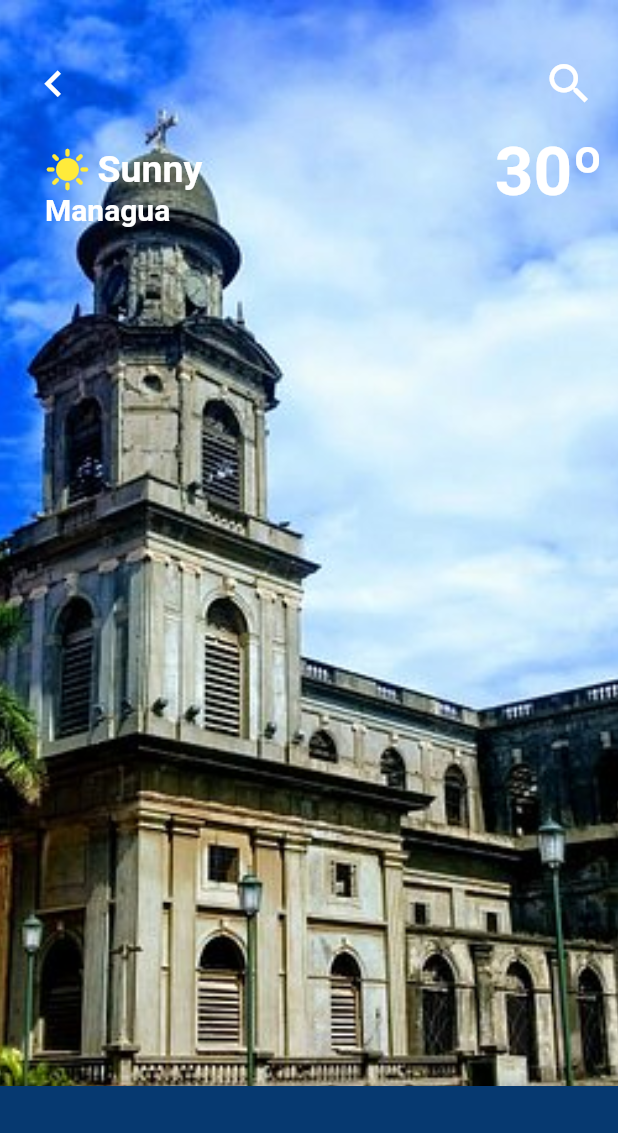
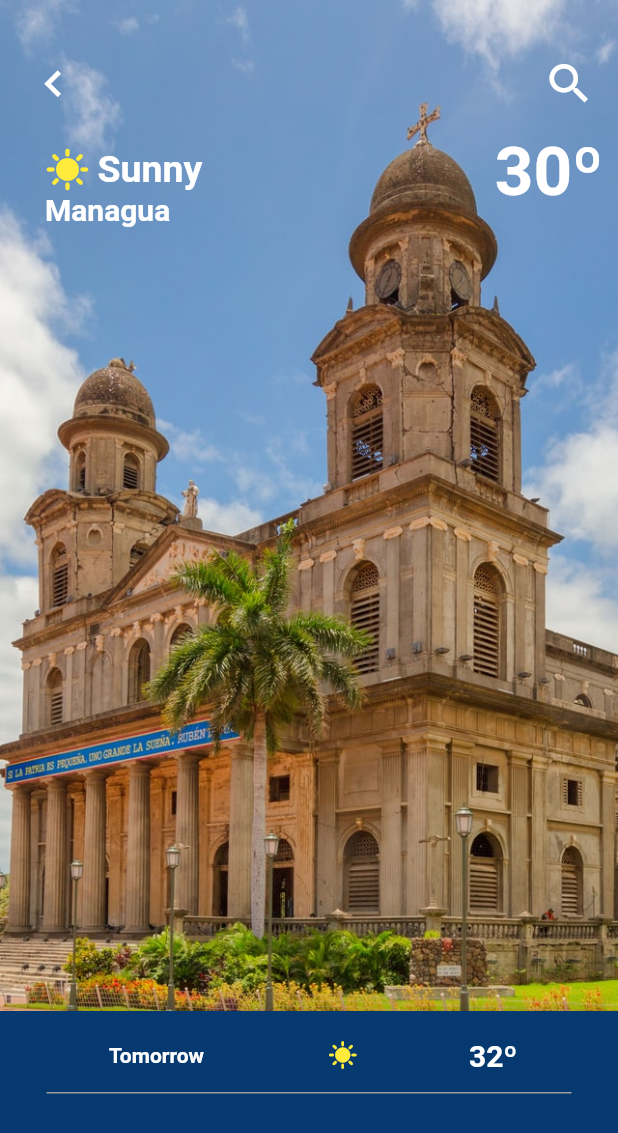
Before and after one commit to BrunoMazzocchi/weather_app, a Flutter app: the CityData screen opened directly, on a phone screen of 412 x 824 dp. Shown: the top 1133 px of the screen. Run offline on Flutter 3.47's test engine with Material 2 defaults, Android fonts, the phone set to English and light mode, and no system bars; drawn by our look-alikes of sliding_up_panel.

Commit message:
City data UI

```diff
--- a/lib/views/city_data.dart
+++ b/lib/views/city_data.dart
@@ -14,21 +14,85 @@ class CityData extends StatelessWidget {
 
     return Scaffold(
       body: SlidingUpPanel(
-
+        minHeight: 150,
+        maxHeight: 350,
         collapsed: Container(
-          decoration:const  BoxDecoration(
-            borderRadius:  BorderRadius.only(
+          decoration: const BoxDecoration(
+            borderRadius: BorderRadius.only(
               topLeft: Radius.circular(10),
               topRight: Radius.circular(10),
-
             ),
           ),
         ),
+
+        // Panel in the slider
         panel: Container(
           decoration: const BoxDecoration(
             color: Color.fromRGBO(6, 57, 112, 1),
           ),
+          child: Column(
+            // Column with the next 5 weather days
+            children: [
+              Container(
+                width: 350,
+                  height: 50,
+                  margin: const EdgeInsets.only(
+                    top: 5,
+
+                  ),
+                  decoration: const  BoxDecoration(
+                    border: Border(
+                       bottom: BorderSide(
+                         color: Colors.grey,
+
+                       )
+                    )
+                  ),
+                  child: Row(
+                    mainAxisAlignment: MainAxisAlignment.spaceAround,
+                    children: const [
+                      SizedBox(
+                        width: 80,
+                        child: Text(
+                          "Tomorrow",
+                          textAlign: TextAlign.center,
+                          style: TextStyle(
+                            fontSize: 14,
+                            fontWeight: FontWeight.bold,
+                            color: Colors.white,
+                          ),
+                        ),
+                      ),
+                      SizedBox(
+                        width: 35,
+                        child: Icon(
+                          Icons.sunny,
+                          color: Colors.yellow,
+                          size: 20,
+                        ),
+                      ),
+                      SizedBox(
+                        width: 35,
+                        child: Text(
+                          "32º",
+                          textAlign: TextAlign.left,
+                          style: TextStyle(
+                            fontSize: 20,
+                            fontWeight: FontWeight.bold,
+                            color: Colors.white,
+                          ),
+                        ),
+                      ),
+
+                    ],
+                  ),
+                ),
+
+
+            ],
+          ),
         ),
+        // Panel in the background
         body: Container(
           padding: const EdgeInsets.only(
             top: 30,
@@ -37,9 +101,11 @@ class CityData extends StatelessWidget {
           ),
           decoration: BoxDecoration(
               image: DecorationImage(
-            fit: BoxFit.cover,
-            image: Image.asset("assets/img/managua.jpg").image,
-          )),
+                fit: BoxFit.cover,
+                image: Image
+                    .asset("assets/img/managua.jpg")
+                    .image,
+              )),
           child: Column(
             children: [
               Row(
```
Also changed, not shown: assets/img/managua.jpg.
